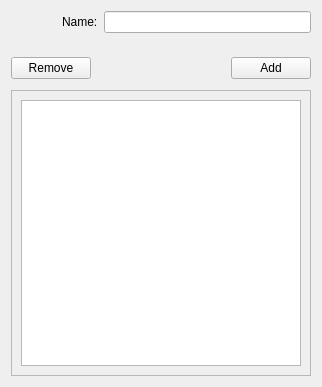
First picture: the form in zapzap/view/users.ui, repository rafatosta/zapzap, before the edit.
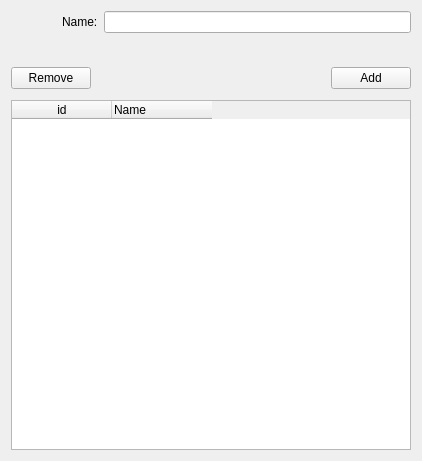
Second picture: the form after the edit. Icons and pictures are not drawn.

What changed in the file:
```diff
--- a/zapzap/view/users.ui
+++ b/zapzap/view/users.ui
@@ -9,8 +9,8 @@
    <rect>
     <x>0</x>
     <y>0</y>
-    <width>322</width>
-    <height>387</height>
+    <width>412</width>
+    <height>461</height>
    </rect>
   </property>
   <property name="windowTitle">
@@ -117,25 +117,41 @@
     </layout>
    </item>
    <item>
-    <widget class="QScrollArea" name="scrollArea">
-     <property name="widgetResizable">
-      <bool>true</bool>
+    <widget class="QTableWidget" name="tableWidget">
+     <property name="minimumSize">
+      <size>
+       <width>400</width>
+       <height>350</height>
+      </size>
      </property>
-     <widget class="QWidget" name="scrollAreaWidgetContents">
-      <property name="geometry">
-       <rect>
-        <x>0</x>
-        <y>0</y>
-        <width>306</width>
-        <height>272</height>
-       </rect>
+     <property name="maximumSize">
+      <size>
+       <width>400</width>
+       <height>350</height>
+      </size>
+     </property>
+     <property name="selectionMode">
+      <enum>QAbstractItemView::SingleSelection</enum>
+     </property>
+     <property name="selectionBehavior">
+      <enum>QAbstractItemView::SelectRows</enum>
+     </property>
+     <attribute name="verticalHeaderVisible">
+      <bool>false</bool>
+     </attribute>
+     <column>
+      <property name="text">
+       <string>id</string>
       </property>
-      <layout class="QVBoxLayout" name="verticalLayout_2">
-       <item>
-        <widget class="QListWidget" name="listWidget"/>
-       </item>
-      </layout>
-     </widget>
+     </column>
+     <column>
+      <property name="text">
+       <string>Name</string>
+      </property>
+      <property name="textAlignment">
+       <set>AlignLeading|AlignVCenter</set>
+      </property>
+     </column>
     </widget>
    </item>
   </layout>
```
